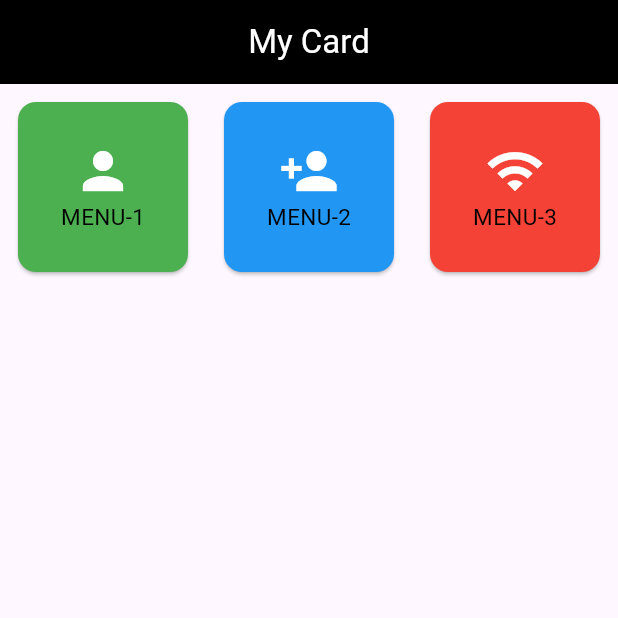
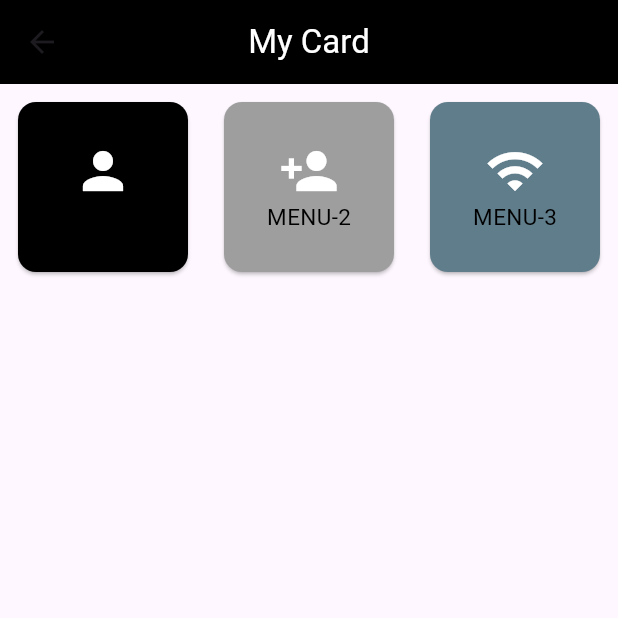
Before and after one commit to FlimFli/dart-week15-C2-2568, a Flutter app: the MyCardPage screen opened directly, on a phone screen of 412 x 824 dp, the top half of it. Run offline on Flutter 3.47's test engine with Material 3 defaults, Android fonts, the phone set to English and light mode, and no system bars.

Commit message:
finish This Day OMG

```diff
--- a/lib/mycard.dart
+++ b/lib/mycard.dart
@@ -9,12 +9,14 @@ class ListMenu {
 }
 
 List<ListMenu> menus = [
-  ListMenu(title: "MENU-1", icon: Icons.person, bkColor: Colors.green),
-  ListMenu(title: "MENU-2", icon: Icons.person_add, bkColor: Colors.blue),
-  ListMenu(title: "MENU-3", icon: Icons.wifi, bkColor: Colors.red),
+  ListMenu(title: "MENU-1", icon: Icons.person, bkColor: Colors.black),
+  ListMenu(title: "MENU-2", icon: Icons.person_add, bkColor: Colors.grey),
+  ListMenu(title: "MENU-3", icon: Icons.wifi, bkColor: Colors.blueGrey),
 ];
 
 class MyCardPage extends StatelessWidget{
+  static String id = '/mycard';
+
   const MyCardPage ({super.key});
 
   @override
```
Also changed, not shown: lib/home.dart (+25 -14 lines), lib/main.dart (+11 -1 lines).
